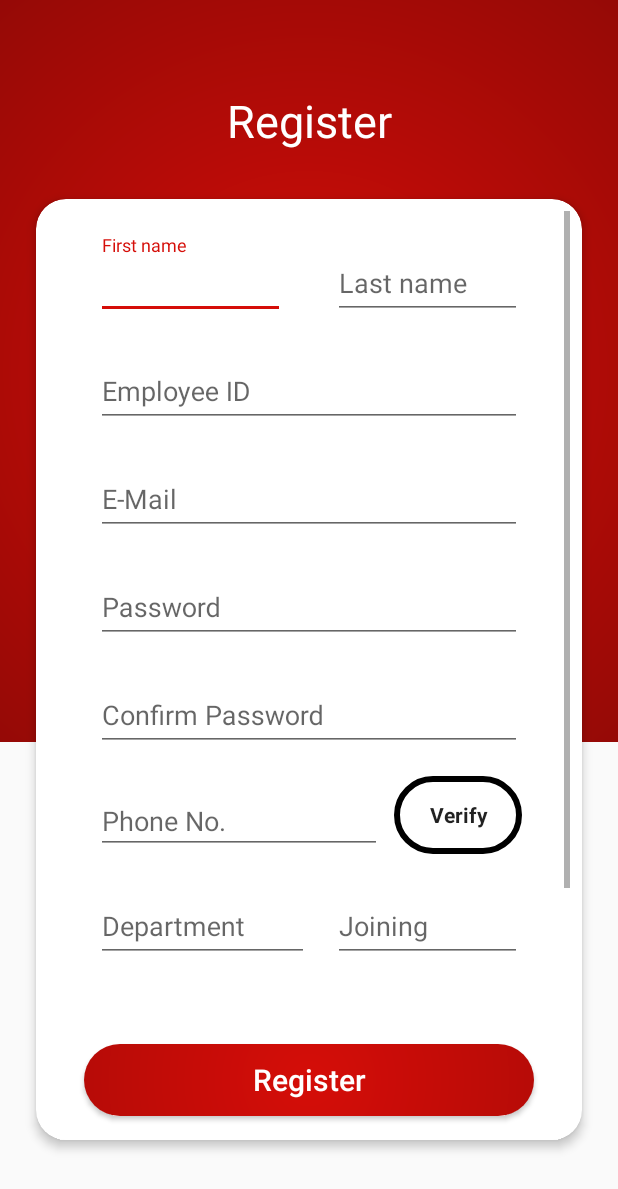
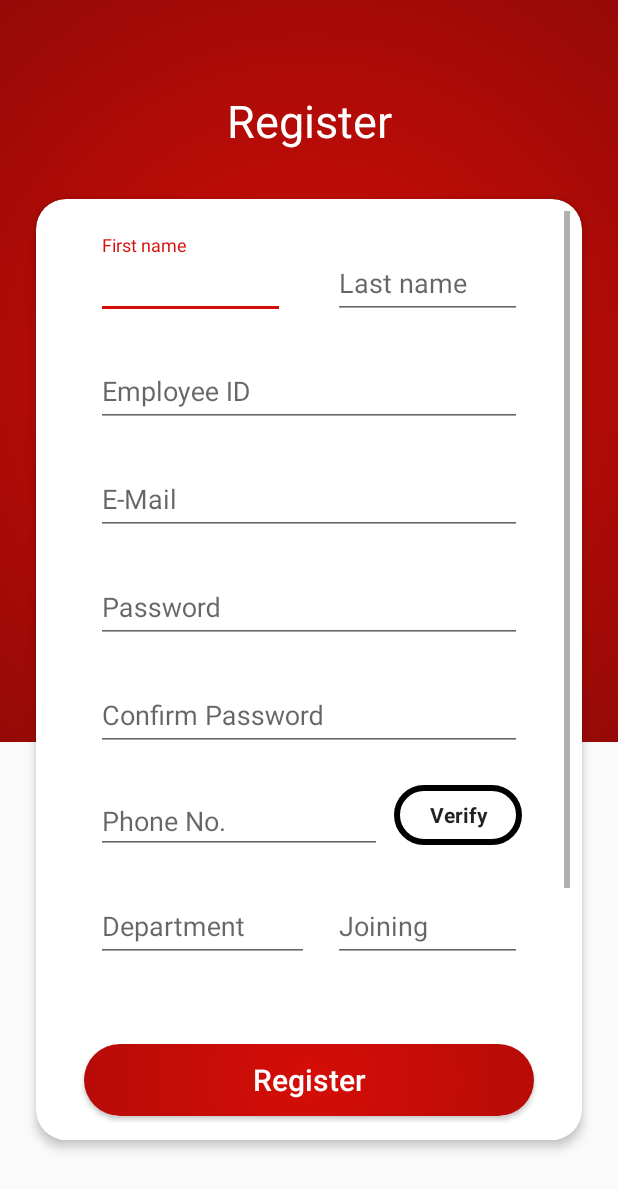
Before and after one commit to rishab247/Teachers-desk, an Android app: the Register screen opened directly, with no data from a screen before it, on a phone screen of 412 x 824 dp. Shown: the top 1189 px of the screen. Run offline under Robolectric (Android 15) with nearby library versions, the phone set to English and light mode, and no system bars; Roboto replaces fonts that are not available here.

Commit message:
verify button fix

```diff
--- a/app/src/main/res/layout/activity_register.xml
+++ b/app/src/main/res/layout/activity_register.xml
@@ -332,11 +332,11 @@
                             android:id="@+id/verifyregisterbutton"
                             style="@style/TextAppearance.AppCompat.Button"
                             android:layout_width="85dp"
-                            android:layout_height="52dp"
+                            android:layout_height="40dp"
                             android:layout_marginEnd="32dp"
                             android:background="@drawable/transparentbutton"
                             android:fontFamily="@font/roboto"
-                            android:padding="10dp"
+                            android:padding="5dp"
 
                             android:text="Verify"
                              android:textAllCaps="false"
```
